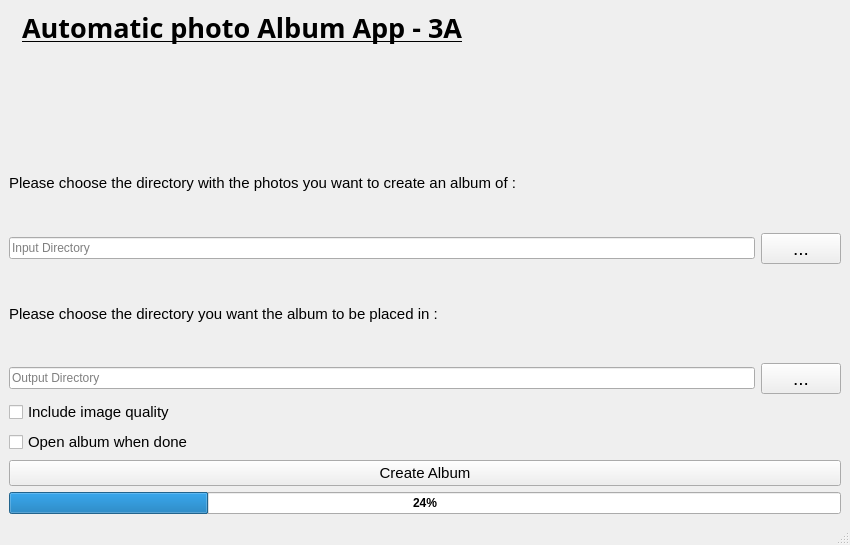
Old version of the form src/mainGui_3A.ui in the repository MeravJoseph/AutomaticPhotoAlbum.
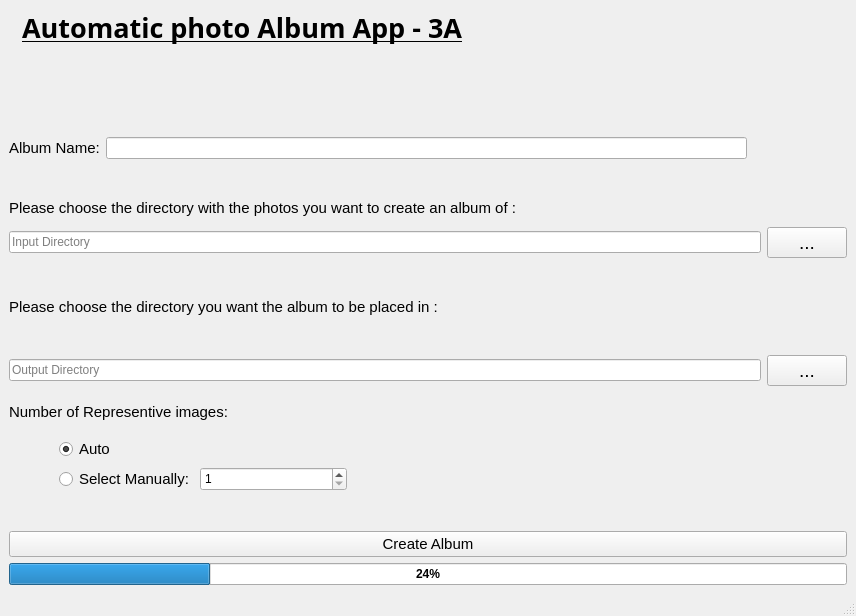
New version of the form. Icons and pictures are not drawn.

Diff of the .ui file:
```diff
--- a/src/mainGui_3A.ui
+++ b/src/mainGui_3A.ui
@@ -6,8 +6,8 @@
    <rect>
     <x>0</x>
     <y>0</y>
-    <width>850</width>
-    <height>545</height>
+    <width>856</width>
+    <height>616</height>
    </rect>
   </property>
   <property name="windowTitle">
@@ -49,6 +49,35 @@
       </item>
       <item>
        <layout class="QVBoxLayout" name="verticalLayout">
+        <item>
+         <layout class="QHBoxLayout" name="horizontalLayout">
+          <property name="rightMargin">
+           <number>100</number>
+          </property>
+          <property name="bottomMargin">
+           <number>30</number>
+          </property>
+          <item>
+           <widget class="QLabel" name="label_5">
+            <property name="font">
+             <font>
+              <pointsize>11</pointsize>
+             </font>
+            </property>
+            <property name="text">
+             <string>Album Name:</string>
+            </property>
+           </widget>
+          </item>
+          <item>
+           <widget class="QLineEdit" name="lineEdit">
+            <property name="maxLength">
+             <number>50</number>
+            </property>
+           </widget>
+          </item>
+         </layout>
+        </item>
         <item>
          <widget class="QLabel" name="label_2">
           <property name="font">
@@ -133,32 +162,96 @@
         </item>
        </layout>
       </item>
+      <item>
+       <layout class="QVBoxLayout" name="verticalLayout_5">
+        <property name="bottomMargin">
+         <number>22</number>
+        </property>
+        <item>
+         <widget class="QLabel" name="label_4">
+          <property name="font">
+           <font>
+            <pointsize>11</pointsize>
+           </font>
+          </property>
+          <property name="text">
+           <string>Number of Representive images:</string>
+          </property>
+         </widget>
+        </item>
+        <item>
+         <layout class="QVBoxLayout" name="verticalLayout_6">
+          <property name="leftMargin">
+           <number>50</number>
+          </property>
+          <item>
+           <widget class="QRadioButton" name="radioButton_2">
+            <property name="font">
+             <font>
+              <pointsize>11</pointsize>
+             </font>
+            </property>
+            <property name="text">
+             <string>Auto</string>
+            </property>
+            <property name="checked">
+             <bool>true</bool>
+            </property>
+           </widget>
+          </item>
+          <item>
+           <layout class="QHBoxLayout" name="horizontalLayout_5">
+            <property name="sizeConstraint">
+             <enum>QLayout::SetDefaultConstraint</enum>
+            </property>
+            <property name="rightMargin">
+             <number>500</number>
+            </property>
+            <item>
+             <widget class="QRadioButton" name="radioButton">
+              <property name="sizePolicy">
+               <sizepolicy hsizetype="Maximum" vsizetype="Fixed">
+                <horstretch>0</horstretch>
+                <verstretch>0</verstretch>
+               </sizepolicy>
+              </property>
+              <property name="font">
+               <font>
+                <pointsize>11</pointsize>
+               </font>
+              </property>
+              <property name="text">
+               <string>Select Manually:</string>
+              </property>
+             </widget>
+            </item>
+            <item>
+             <widget class="QSpinBox" name="spinBox">
+              <property name="sizePolicy">
+               <sizepolicy hsizetype="Minimum" vsizetype="Minimum">
+                <horstretch>0</horstretch>
+                <verstretch>0</verstretch>
+               </sizepolicy>
+              </property>
+              <property name="minimum">
+               <number>1</number>
+              </property>
+              <property name="maximum">
+               <number>1000</number>
+              </property>
+             </widget>
+            </item>
+           </layout>
+          </item>
+         </layout>
+        </item>
+       </layout>
+      </item>
       <item>
        <layout class="QVBoxLayout" name="verticalLayout_2">
-        <item>
-         <widget class="QCheckBox" name="checkBox_Quality">
-          <property name="font">
-           <font>
-            <pointsize>11</pointsize>
-           </font>
-          </property>
-          <property name="text">
-           <string>Include image quality</string>
-          </property>
-         </widget>
-        </item>
-        <item>
-         <widget class="QCheckBox" name="checkBox_Launch">
-          <property name="font">
-           <font>
-            <pointsize>11</pointsize>
-           </font>
-          </property>
-          <property name="text">
-           <string>Open album when done</string>
-          </property>
-         </widget>
-        </item>
+        <property name="topMargin">
+         <number>12</number>
+        </property>
         <item>
          <widget class="QPushButton" name="pushButton_CreateAlbum">
           <property name="font">
```
